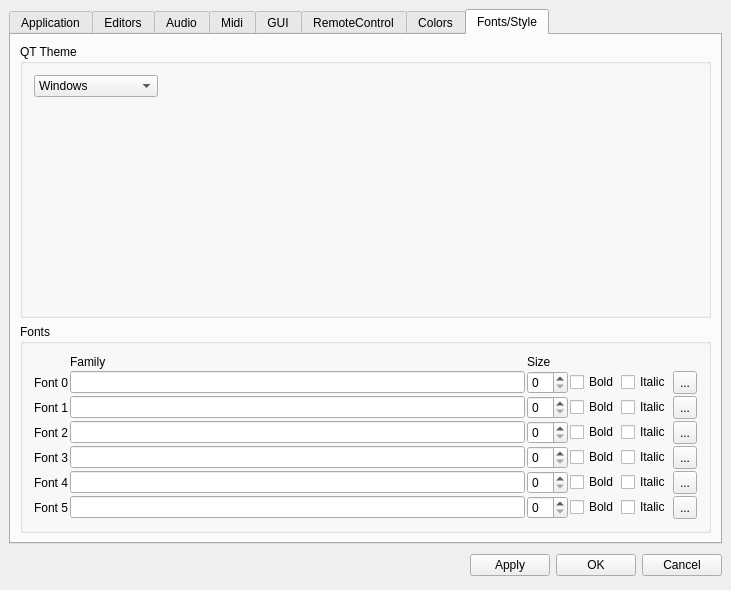
The window that muse/muse/preferences.ui (emrum/muse) describes before a commit, drawn with Qt 5.
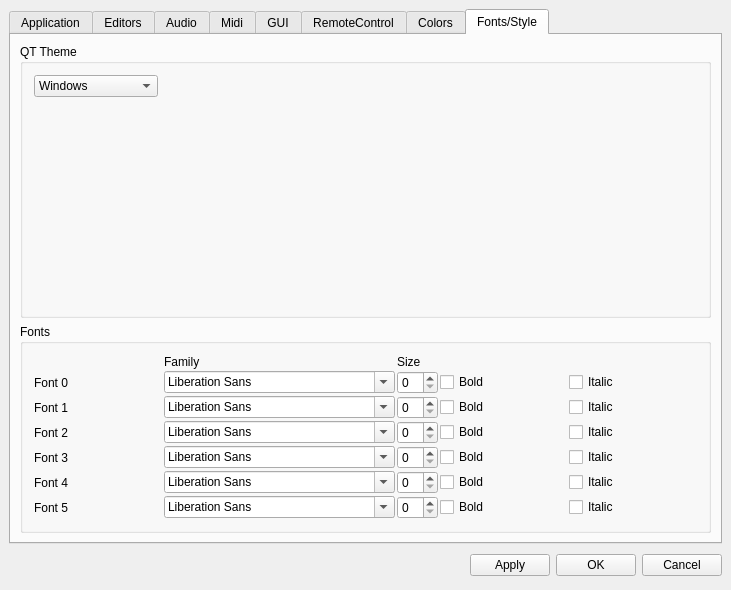
The same window after the commit. The open tabs and pages were chosen to show the change. Custom widgets are drawn as their Qt base class.

```diff
--- a/muse/muse/preferences.ui
+++ b/muse/muse/preferences.ui
@@ -1973,54 +1973,6 @@
             </property>
            </widget>
           </item>
-          <item row="1" column="1" >
-           <widget class="QLineEdit" name="fontName0" >
-            <property name="sizePolicy" >
-             <sizepolicy>
-              <hsizetype>7</hsizetype>
-              <vsizetype>0</vsizetype>
-              <horstretch>0</horstretch>
-              <verstretch>0</verstretch>
-             </sizepolicy>
-            </property>
-           </widget>
-          </item>
-          <item row="2" column="1" >
-           <widget class="QLineEdit" name="fontName1" >
-            <property name="sizePolicy" >
-             <sizepolicy>
-              <hsizetype>7</hsizetype>
-              <vsizetype>0</vsizetype>
-              <horstretch>0</horstretch>
-              <verstretch>0</verstretch>
-             </sizepolicy>
-            </property>
-           </widget>
-          </item>
-          <item row="3" column="1" >
-           <widget class="QLineEdit" name="fontName2" >
-            <property name="sizePolicy" >
-             <sizepolicy>
-              <hsizetype>7</hsizetype>
-              <vsizetype>0</vsizetype>
-              <horstretch>0</horstretch>
-              <verstretch>0</verstretch>
-             </sizepolicy>
-            </property>
-           </widget>
-          </item>
-          <item row="4" column="1" >
-           <widget class="QLineEdit" name="fontName3" >
-            <property name="sizePolicy" >
-             <sizepolicy>
-              <hsizetype>7</hsizetype>
-              <vsizetype>0</vsizetype>
-              <horstretch>0</horstretch>
-              <verstretch>0</verstretch>
-             </sizepolicy>
-            </property>
-           </widget>
-          </item>
           <item row="1" column="0" >
            <widget class="QLabel" name="textLabel3_3" >
             <property name="text" >
@@ -2132,66 +2084,6 @@
             </property>
            </widget>
           </item>
-          <item row="1" column="5" >
-           <widget class="QToolButton" name="fontBrowse0" >
-            <property name="sizePolicy" >
-             <sizepolicy>
-              <hsizetype>4</hsizetype>
-              <vsizetype>1</vsizetype>
-              <horstretch>0</horstretch>
-              <verstretch>0</verstretch>
-             </sizepolicy>
-            </property>
-            <property name="text" >
-             <string>...</string>
-            </property>
-           </widget>
-          </item>
-          <item row="2" column="5" >
-           <widget class="QToolButton" name="fontBrowse1" >
-            <property name="sizePolicy" >
-             <sizepolicy>
-              <hsizetype>4</hsizetype>
-              <vsizetype>1</vsizetype>
-              <horstretch>0</horstretch>
-              <verstretch>0</verstretch>
-             </sizepolicy>
-            </property>
-            <property name="text" >
-             <string>...</string>
-            </property>
-           </widget>
-          </item>
-          <item row="3" column="5" >
-           <widget class="QToolButton" name="fontBrowse2" >
-            <property name="sizePolicy" >
-             <sizepolicy>
-              <hsizetype>4</hsizetype>
-              <vsizetype>1</vsizetype>
-              <horstretch>0</horstretch>
-              <verstretch>0</verstretch>
-             </sizepolicy>
-            </property>
-            <property name="text" >
-             <string>...</string>
-            </property>
-           </widget>
-          </item>
-          <item row="4" column="5" >
-           <widget class="QToolButton" name="fontBrowse3" >
-            <property name="sizePolicy" >
-             <sizepolicy>
-              <hsizetype>4</hsizetype>
-              <vsizetype>1</vsizetype>
-              <horstretch>0</horstretch>
-              <verstretch>0</verstretch>
-             </sizepolicy>
-            </property>
-            <property name="text" >
-             <string>...</string>
-            </property>
-           </widget>
-          </item>
           <item row="5" column="0" >
            <widget class="QLabel" name="textLabel7_4" >
             <property name="text" >
@@ -2199,18 +2091,6 @@
             </property>
            </widget>
           </item>
-          <item row="5" column="1" >
-           <widget class="QLineEdit" name="fontName4" >
-            <property name="sizePolicy" >
-             <sizepolicy>
-              <hsizetype>7</hsizetype>
-              <vsizetype>0</vsizetype>
-              <horstretch>0</horstretch>
-              <verstretch>0</verstretch>
-             </sizepolicy>
-            </property>
-           </widget>
-          </item>
           <item row="6" column="0" >
            <widget class="QLabel" name="textLabel7_5" >
             <property name="text" >
@@ -2218,18 +2098,6 @@
             </property>
            </widget>
           </item>
-          <item row="6" column="1" >
-           <widget class="QLineEdit" name="fontName5" >
-            <property name="sizePolicy" >
-             <sizepolicy>
-              <hsizetype>7</hsizetype>
-              <vsizetype>0</vsizetype>
-              <horstretch>0</horstretch>
-              <verstretch>0</verstretch>
-             </sizepolicy>
-            </property>
-           </widget>
-          </item>
           <item row="5" column="2" >
            <widget class="QSpinBox" name="fontSize4" >
             <property name="sizePolicy" >
@@ -2282,35 +2150,23 @@
             </property>
            </widget>
           </item>
-          <item row="5" column="5" >
-           <widget class="QToolButton" name="fontBrowse4" >
-            <property name="sizePolicy" >
-             <sizepolicy>
-              <hsizetype>4</hsizetype>
-              <vsizetype>1</vsizetype>
-              <horstretch>0</horstretch>
-              <verstretch>0</verstretch>
-             </sizepolicy>
-            </property>
-            <property name="text" >
-             <string>...</string>
-            </property>
-           </widget>
+          <item row="1" column="1" >
+           <widget class="QFontComboBox" name="fontName0" />
           </item>
-          <item row="6" column="5" >
-           <widget class="QToolButton" name="fontBrowse5" >
-            <property name="sizePolicy" >
-             <sizepolicy>
-              <hsizetype>4</hsizetype>
-              <vsizetype>1</vsizetype>
-              <horstretch>0</horstretch>
-              <verstretch>0</verstretch>
-             </sizepolicy>
-            </property>
-            <property name="text" >
-             <string>...</string>
-            </property>
-           </widget>
+          <item row="2" column="1" >
+           <widget class="QFontComboBox" name="fontName1" />
+          </item>
+          <item row="3" column="1" >
+           <widget class="QFontComboBox" name="fontName2" />
+          </item>
+          <item row="4" column="1" >
+           <widget class="QFontComboBox" name="fontName3" />
+          </item>
+          <item row="5" column="1" >
+           <widget class="QFontComboBox" name="fontName4" />
+          </item>
+          <item row="6" column="1" >
+           <widget class="QFontComboBox" name="fontName5" />
           </item>
          </layout>
         </widget>
```
Left out of the diff: 2 changed lines with no effect on the pictures.
